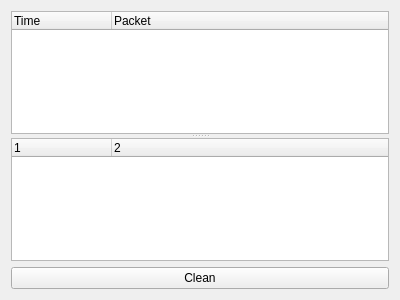
Old version of the form widgetreceiver.ui in the repository kubanecxxx/snajfr.
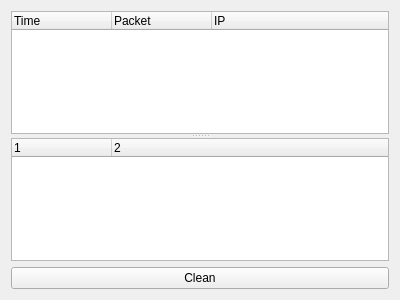
New version of the form.

The edit to the form file:
```diff
--- a/widgetreceiver.ui
+++ b/widgetreceiver.ui
@@ -30,6 +30,11 @@
         <string>Packet</string>
        </property>
       </column>
+      <column>
+       <property name="text">
+        <string>IP</string>
+       </property>
+      </column>
      </widget>
      <widget class="QTreeWidget" name="treeOne">
       <property name="columnCount">
```
